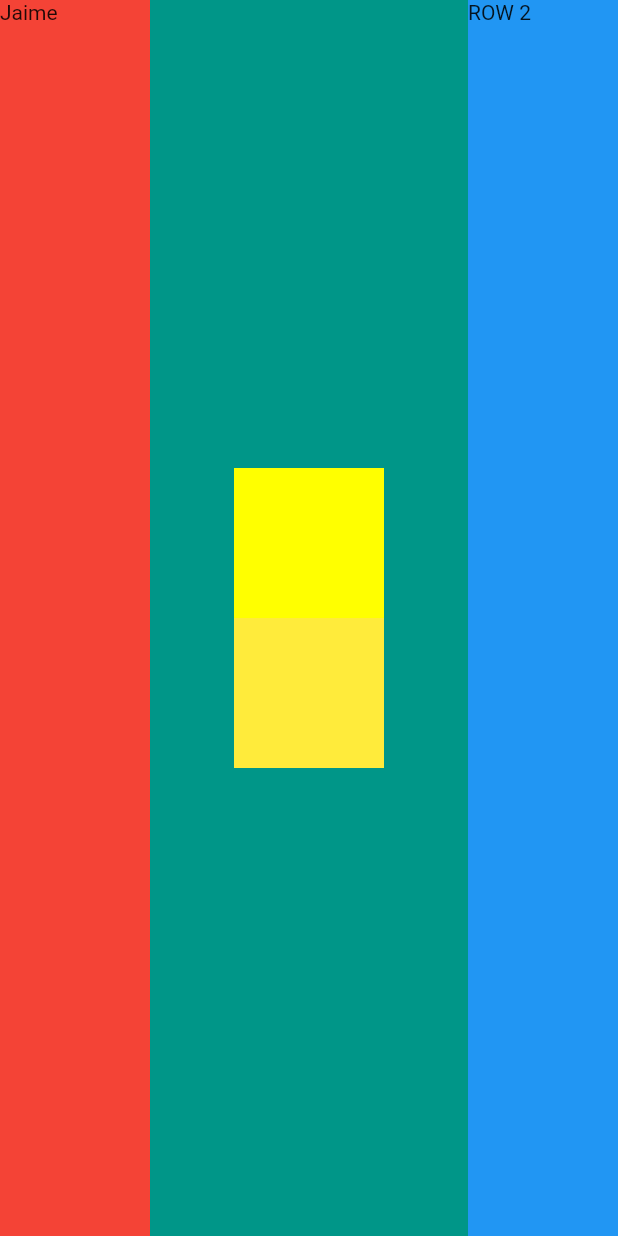
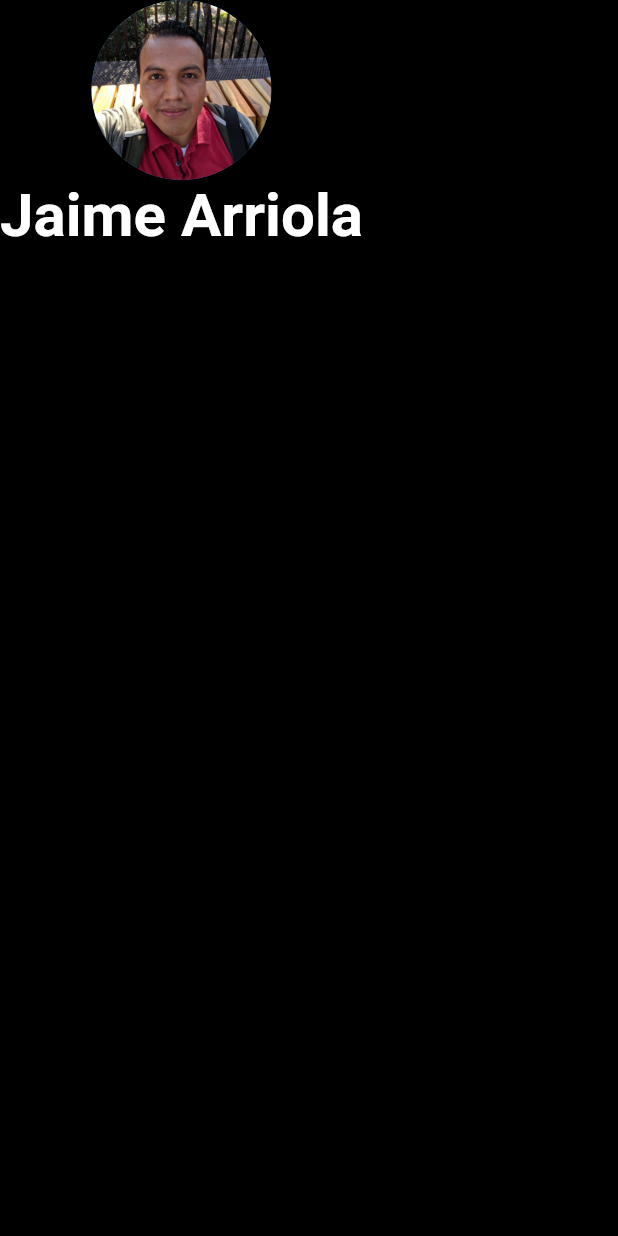
Before and after one commit to ing-arriola/flutter_mycard, a Flutter app: the screen it shows after launch, on a phone screen of 412 x 824 dp. Run offline on Flutter 3.47's test engine with Material 2 defaults, Android fonts, the phone set to English and light mode, and no system bars.

Commit message:
Added profile picture

```diff
--- a/lib/main.dart
+++ b/lib/main.dart
@@ -9,52 +9,23 @@ class MyApp extends StatelessWidget {
   Widget build(BuildContext context) {
     return MaterialApp(
       home: Scaffold(
-        backgroundColor: Colors.teal,
+        backgroundColor: Colors.black,
         body:
         SafeArea(
-          child: Row(
-            mainAxisAlignment: MainAxisAlignment.spaceBetween,
-            crossAxisAlignment: CrossAxisAlignment.stretch,
+          child: Column(
             children: [
-              Container(
-                width: 100,
+              CircleAvatar(
+                radius: 60,
+                backgroundImage: AssetImage('images/jaime.jpg'),
+              ),
+              Text('Jaime Arriola',style: TextStyle(
+                fontSize: 40,
+                color: Colors.white,
 
-                child: Text('Jaime'),
-                color: Colors.red,
-              ),
-
-              Container(
-                width: 100,
-                height: 100,
-
-                child: Column(
-                  mainAxisAlignment: MainAxisAlignment.center,
-
-                  children: [
-                    Container(
-                      width: 100,
-                      height: 100,
-                      color:Colors.yellowAccent,
-                    ),
-                    Container(
-                      width: 100,
-                      height: 100,
-                      color:Colors.yellow,
-                    ),
-
-                  ],
-                ),
-              ),
-
-              Container(
-                width: 100,
-
-                color: Colors.blue,
-                child: Text('ROW 2'),
-              ),
-
+                fontWeight: FontWeight.bold
+              ),)
             ],
-          ) ,
+          ),
         ),
       ),
     );
```
Also changed, not shown: pubspec.yaml (+2 -31 lines), images/jaime.jpg (added).
